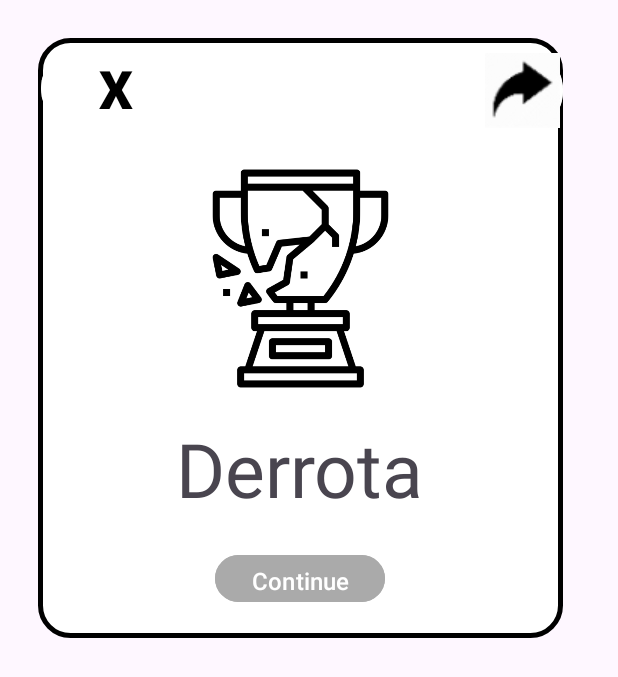
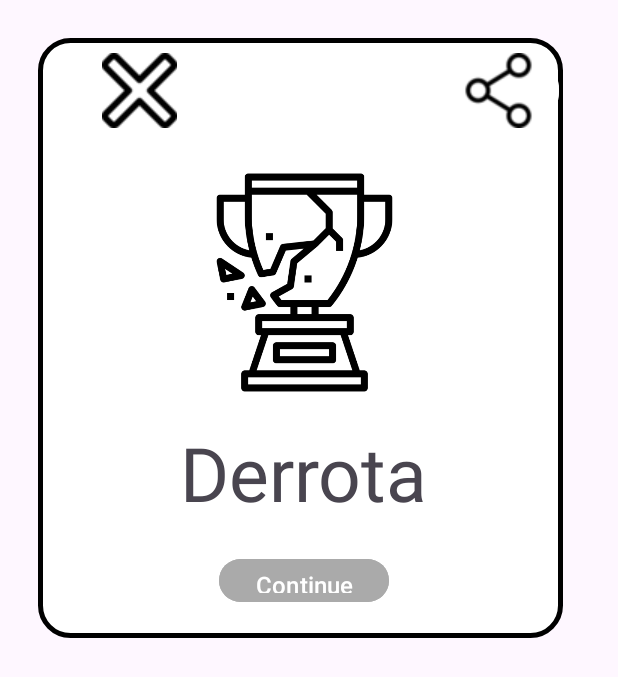
Before and after one commit to GabrielLima07/Jogo-da-velha-2, an Android app: the layout popupdefeat.xml on its own in the app's theme, with its tools: preview values and no code run, on a phone screen of 412 x 824 dp. Shown: the top 677 px of the screen. Run offline under Robolectric (Android 15) with nearby library versions, the phone set to English and light mode, and no system bars.

Commit message:
alterando botões

```diff
--- a/app/src/main/res/layout/popupdefeat.xml
+++ b/app/src/main/res/layout/popupdefeat.xml
@@ -1,58 +1,49 @@
 <?xml version="1.0" encoding="utf-8"?>
-<RelativeLayout
-    xmlns:android="http://schemas.android.com/apk/res/android"
+<RelativeLayout xmlns:android="http://schemas.android.com/apk/res/android"
     android:layout_width="350dp"
     android:layout_height="400dp"
-    android:gravity="center"
     android:layout_margin="25dp"
 
     android:background="@drawable/popupbackground"
-    >
+    android:gravity="center">
 
     <Button
         android:id="@+id/buttonx"
-
-        android:layout_width="100dp"
+        android:layout_width="wrap_content"
         android:layout_height="wrap_content"
         android:layout_alignParentStart="true"
-        android:layout_marginStart="2dp"
+        android:layout_marginStart="16dp"
         android:backgroundTint="#FFFFFF"
-        android:text="X"
-        android:textStyle="bold"
-        android:textColor="#000000"
-        android:textSize="35dp" />
+        android:drawableLeft="@drawable/close"
+        android:textColor="#000000" />
 
     <Button
         android:id="@+id/buttonshare"
-        android:layout_width="76dp"
+        android:layout_width="89dp"
         android:layout_height="wrap_content"
-        android:layout_alignParentStart="true"
-        android:layout_marginStart="274dp"
+        android:layout_marginStart="255dp"
         android:backgroundTint="#FFFFFF"
-        android:drawableLeft="@drawable/sharing_resized"
-        android:textColor="#000000"
-        android:textSize="30dp" />
+        android:drawableLeft="@drawable/share"
+        android:textColor="#000000" />
 
     <ImageView
         android:id="@+id/trophywin"
         android:layout_width="150dp"
         android:layout_height="150dp"
+        android:layout_below="@+id/buttonx"
         android:layout_centerHorizontal="true"
         android:layout_marginTop="18dp"
-        android:layout_below="@+id/buttonx"
-        android:src="@drawable/trophybroken"
-        />
+        android:src="@drawable/trophybroken" />
 
     <TextView
         android:id="@+id/resultgame"
         android:layout_width="wrap_content"
         android:layout_height="wrap_content"
-        android:text="Derrota"
-        android:textSize="50sp"
+        android:layout_below="@+id/trophywin"
         android:layout_centerHorizontal="true"
         android:layout_marginTop="18dp"
-        android:layout_below="@+id/trophywin"
-        />
+        android:text="Derrota"
+        android:textSize="50sp" />
 
     <Button
         android:layout_width="wrap_content"
```
Also changed, not shown: app/src/main/res/layout/popupwin.xml (+10 -14 lines), app/src/main/res/drawable/close.png (added), app/src/main/res/drawable/share.png (added).
